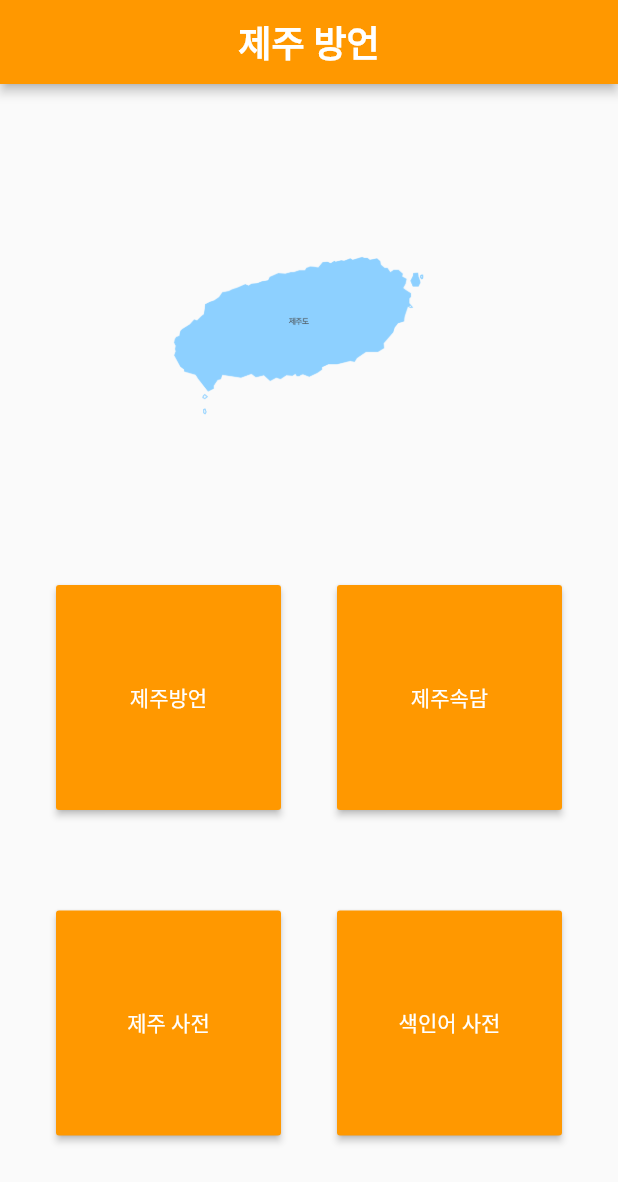
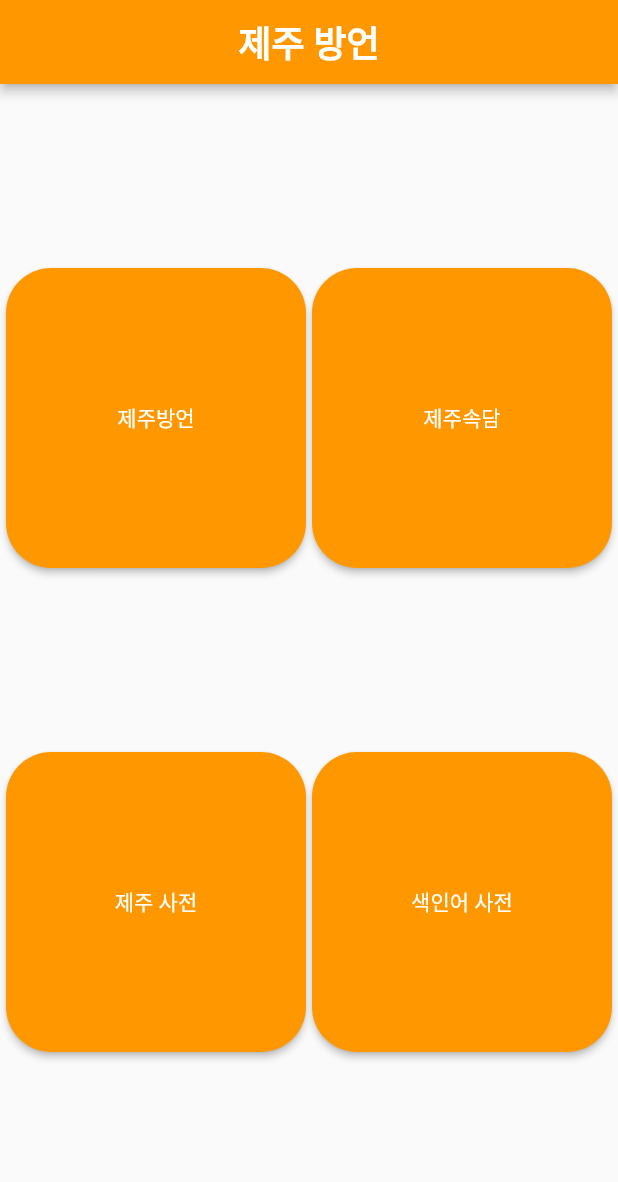
Before and after one commit to bonjin-app/jeju_dialect_old, a Flutter app: the screen it shows after launch, on a phone screen of 412 x 824 dp. Shown: the top 1182 px of the screen. Run offline on Flutter 3.47's test engine with Material 2 defaults, Android fonts, the phone set to English and light mode, and no system bars; our stand-ins replace logger; missing offline and left inert: xml2json.

Commit message:
앱바 수정

```diff
--- a/lib/screens/dictionary/dictionary_screen.dart
+++ b/lib/screens/dictionary/dictionary_screen.dart
@@ -28,7 +28,10 @@ class _DictionaryScreenState extends State<DictionaryScreen> {
   Widget build(BuildContext context) {
 
     return Scaffold(
-      appBar: AppBar(),
+      appBar: AppBar(
+        title: Text('제주사전'),
+        backgroundColor: Colors.orange,
+      ),
       body: ListView.builder(
         itemCount: items.length,
         itemBuilder: (context, index) {
--- a/lib/screens/home/home_screen.dart
+++ b/lib/screens/home/home_screen.dart
@@ -20,7 +20,6 @@ void main() {
 class HomeScreen extends StatelessWidget {
   @override
   Widget build(BuildContext context) {
-
     return Scaffold(
       appBar: AppBar(
         title: Text(
@@ -36,18 +35,18 @@ class HomeScreen extends StatelessWidget {
         child: Column(
           mainAxisAlignment: MainAxisAlignment.spaceEvenly,
           children: <Widget>[
-            Image(
-              image: AssetImage('images/jeju.png'),
-              width: 200,
-              height: 200,
-              fit: BoxFit.cover,
-            ),
+//            Image(
+//              image: AssetImage('images/jeju.png'),
+//              width: 200,
+//              height: 200,
+//              fit: BoxFit.cover,
+//            ),
             Row(
               mainAxisAlignment: MainAxisAlignment.spaceEvenly,
               children: <Widget>[
                 new SizedBox(
-                  width: 150,
-                  height: 150,
+                  width: 200,
+                  height: 200,
                   child: RaisedButton(
                       child: Text("제주방언"),
                       textColor: Colors.white,
@@ -58,12 +57,14 @@ class HomeScreen extends StatelessWidget {
                             MaterialPageRoute(
                                 builder: (context) => LifeDialectScreen()));
                       },
-                  ),
+                      shape: RoundedRectangleBorder(
+                          borderRadius: new BorderRadius.circular(30.0))),
                 ),
                 new SizedBox(
-                  width: 150,
-                  height: 150,
+                  width: 200,
+                  height: 200,
                   child: RaisedButton(
+//                    child: Image.asset('images/jeju.png'),
                       child: Text("제주속담"),
                       textColor: Colors.white,
                       color: Colors.orange,
@@ -73,7 +74,8 @@ class HomeScreen extends StatelessWidget {
                             MaterialPageRoute(
                                 builder: (context) => ProverbScreen()));
                       },
-                  ),
+                      shape: RoundedRectangleBorder(
+                          borderRadius: new BorderRadius.circular(30.0))),
                 ),
               ],
             ),
@@ -81,8 +83,8 @@ class HomeScreen extends StatelessWidget {
               mainAxisAlignment: MainAxisAlignment.spaceEvenly,
               children: <Widget>[
                 new SizedBox(
-                  width: 150,
-                  height: 150,
+                  width: 200,
+                  height: 200,
                   child: RaisedButton(
                     child: Text("제주 사전"),
                     textColor: Colors.white,
@@ -93,11 +95,12 @@ class HomeScreen extends StatelessWidget {
                           MaterialPageRoute(
                               builder: (context) => DictionaryScreen()));
                     },
-                  ),
+                      shape: RoundedRectangleBorder(
+                          borderRadius: new BorderRadius.circular(30.0))),
                 ),
                 new SizedBox(
-                  width: 150,
-                  height: 150,
+                  width: 200,
+                  height: 200,
                   child: RaisedButton(
                     child: Text("색인어 사전"),
                     textColor: Colors.white,
@@ -108,7 +111,8 @@ class HomeScreen extends StatelessWidget {
                           MaterialPageRoute(
                               builder: (context) => KeywordScreen()));
                     },
-                  ),
+                      shape: RoundedRectangleBorder(
+                          borderRadius: new BorderRadius.circular(30.0))),
                 ),
               ],
             ),
--- a/lib/screens/keyword/keyword_screen.dart
+++ b/lib/screens/keyword/keyword_screen.dart
@@ -29,7 +29,10 @@ class _KeywordScreenState extends State<KeywordScreen> {
   Widget build(BuildContext context) {
 
     return Scaffold(
-      appBar: AppBar(),
+      appBar: AppBar(
+        title: Text('색인어사전'),
+        backgroundColor: Colors.orange,
+      ),
       body: ListView.builder(
         itemCount: items.length,
         itemBuilder: (context, index) {
--- a/lib/screens/lifedialect/lifedialect_screen.dart
+++ b/lib/screens/lifedialect/lifedialect_screen.dart
@@ -30,7 +30,10 @@ class _LifeDialectScreenState extends State<LifeDialectScreen> {
   Widget build(BuildContext context) {
 
     return Scaffold(
-      appBar: AppBar(),
+      appBar: AppBar(
+        title: Text('생활방언'),
+        backgroundColor: Colors.orange,
+      ),
       body: ListView.builder(
         itemCount: lifeDialectProvider.lifeDialect.jejunetApi.items.item.length,
         itemBuilder: (context, index) {
--- a/lib/screens/proverb/proverb_screen.dart
+++ b/lib/screens/proverb/proverb_screen.dart
@@ -29,7 +29,10 @@ class _ProverbScreenState extends State<ProverbScreen> {
   Widget build(BuildContext context) {
 
     return Scaffold(
-      appBar: AppBar(),
+      appBar: AppBar(
+        title: Text('색인어사전'),
+        backgroundColor: Colors.orange,
+      ),
       body: ListView.builder(
         itemCount: items.length,
         itemBuilder: (context, index) {
```
Lines whose indentation alone changed are shown as unchanged.
